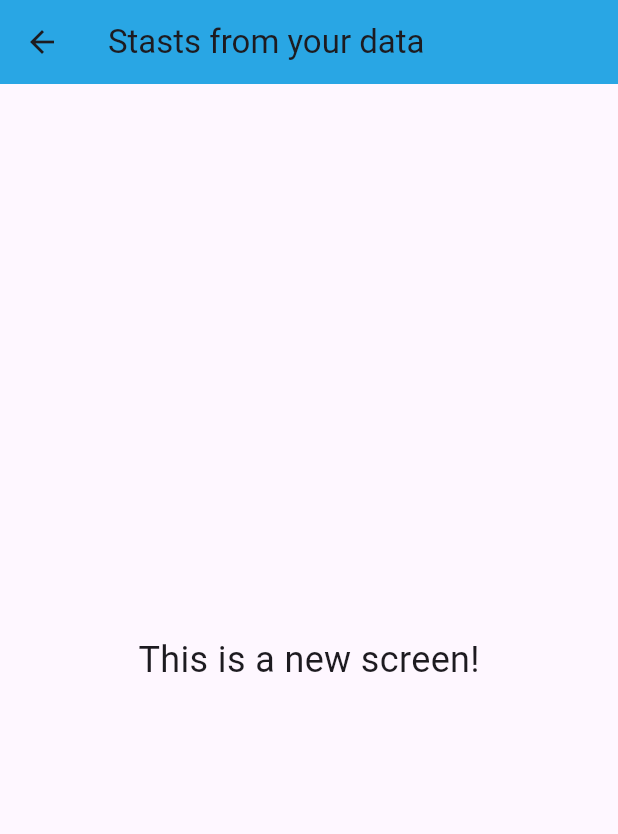
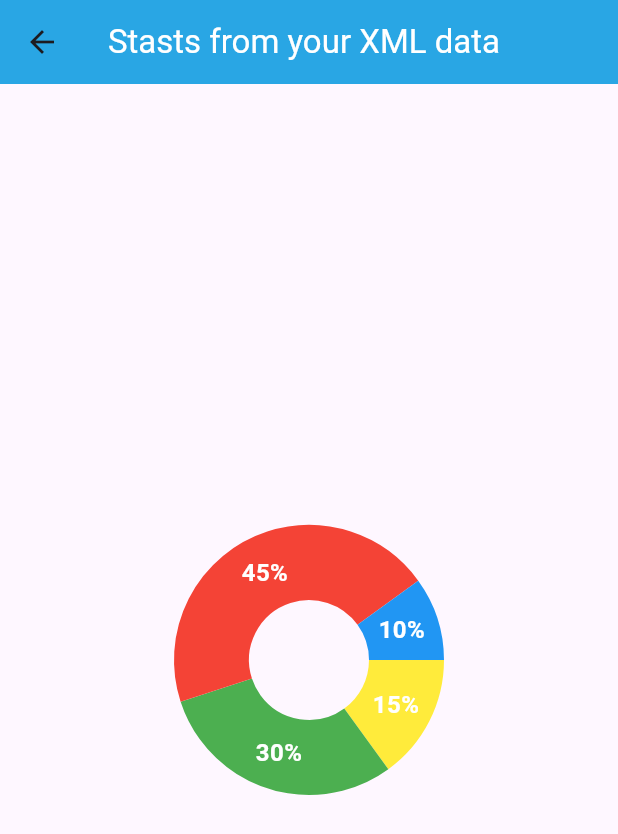
Before and after one commit to Fidlikant/xmlinflutter, a Flutter app: the Stats screen opened directly, on a phone screen of 412 x 824 dp. Shown: the top 834 px of the screen. Run offline on Flutter 3.47's test engine with Material 3 defaults, Android fonts, the phone set to English and light mode, and no system bars; drawn by our look-alikes of fl_chart.

Commit message:
i added fl_chart + tried pie chart with it

```diff
--- a/lib/form.dart
+++ b/lib/form.dart
@@ -19,8 +19,7 @@ class _FormScreenState extends State<FormScreen> {
     return Scaffold(
       appBar: AppBar(
         title: const Text('XML -> Form Data',
-        style: TextStyle(color:  Color.fromARGB(255, 255, 255, 255))
-        ),
+            style: TextStyle(color: Color.fromARGB(255, 255, 255, 255))),
         backgroundColor: const Color.fromARGB(255, 41, 166, 228),
       ),
       body: Padding(
@@ -35,7 +34,8 @@ class _FormScreenState extends State<FormScreen> {
                         children: [
                           TextFormField(
                             initialValue: (person as Person).name,
-                            decoration: const InputDecoration(labelText: 'Name'),
+                            decoration:
+                                const InputDecoration(labelText: 'Name'),
                             onSaved: (value) {
                               // Save the value if needed
                             },
@@ -49,7 +49,8 @@ class _FormScreenState extends State<FormScreen> {
                           ),
                           TextFormField(
                             initialValue: person.email,
-                            decoration: const InputDecoration(labelText: 'Email'),
+                            decoration:
+                                const InputDecoration(labelText: 'Email'),
                             onSaved: (value) {
                               // Save the value if needed
                             },
@@ -63,21 +64,24 @@ class _FormScreenState extends State<FormScreen> {
                         children: [
                           TextFormField(
                             initialValue: (book as Book).title,
-                            decoration: const InputDecoration(labelText: 'Title'),
+                            decoration:
+                                const InputDecoration(labelText: 'Title'),
                             onSaved: (value) {
                               // Save the value if needed
                             },
                           ),
                           TextFormField(
                             initialValue: book.author,
-                            decoration: const InputDecoration(labelText: 'Author'),
+                            decoration:
+                                const InputDecoration(labelText: 'Author'),
                             onSaved: (value) {
                               // Save the value if needed
                             },
                           ),
                           TextFormField(
                             initialValue: book.year,
-                            decoration: const InputDecoration(labelText: 'Year'),
+                            decoration:
+                                const InputDecoration(labelText: 'Year'),
                             onSaved: (value) {
                               // Save the value if needed
                             },
@@ -91,15 +95,16 @@ class _FormScreenState extends State<FormScreen> {
                   onPressed: () {
                     Navigator.push(
                       context,
-                      MaterialPageRoute(builder: (context) => Stats()),
+                      MaterialPageRoute(
+                        builder: (context) => const Stats(),
+                      ),
                     );
                   },
-                  child: const Text('Analyse Data',
-                    style: TextStyle(fontSize: 15,
-                     color: Color.fromARGB(255, 7, 115, 170)
-                     ),
-
-                ),
+                  child: const Text(
+                    'Analyse Data',
+                    style: TextStyle(
+                        fontSize: 15, color: Color.fromARGB(255, 7, 115, 170)),
+                  ),
                 ),
                 const SizedBox(height: 50),
                 Padding(
--- a/lib/stats.dart
+++ b/lib/stats.dart
@@ -1,4 +1,5 @@
 import 'package:flutter/material.dart';
+import 'package:fl_chart/fl_chart.dart';
 
 class Stats extends StatelessWidget {
   const Stats({super.key});
@@ -7,15 +8,80 @@ class Stats extends StatelessWidget {
   Widget build(BuildContext context) {
     return Scaffold(
       appBar: AppBar(
-        title: const Text('Stasts from your data'),
+        title: const Text('Stasts from your XML data',
+        style: TextStyle(color:  Color.fromARGB(255, 255, 255, 255)
+        ),
+        ),
         backgroundColor: const Color.fromARGB(255, 41, 166, 228)
       ),
-      body: const Center(
-        child: Text(
-          'This is a new screen!',
-          style: TextStyle(fontSize: 24),
+      body: Center(
+        child: PieChart(
+          PieChartData(
+            sections: showingSections(),
+            borderData: FlBorderData(show: false),
+            sectionsSpace: 0,
+            centerSpaceRadius: 40,
+          ),
         ),
       ),
     );
   }
 }
+
+
+
+
+
+
+
+
+
+
+List<PieChartSectionData> showingSections() {
+    return [
+      PieChartSectionData(
+        color: Colors.yellow,
+        value: 15,
+        title: '15%',
+        radius: 50,
+        titleStyle: TextStyle(
+          fontSize: 16,
+          fontWeight: FontWeight.bold,
+          color: const Color(0xffffffff),
+        ),
+      ),
+      PieChartSectionData(
+        color: Colors.green,
+        value: 30,
+        title: '30%',
+        radius: 50,
+        titleStyle: TextStyle(
+          fontSize: 16,
+          fontWeight: FontWeight.bold,
+          color: const Color(0xffffffff),
+        ),
+      ),
+      PieChartSectionData(
+        color: Colors.red,
+        value: 45,
+        title: '45%',
+        radius: 50,
+        titleStyle: TextStyle(
+          fontSize: 16,
+          fontWeight: FontWeight.bold,
+          color: const Color(0xffffffff),
+        ),
+      ),
+      PieChartSectionData(
+        color: Colors.blue,
+        value: 10,
+        title: '10%',
+        radius: 50,
+        titleStyle: TextStyle(
+          fontSize: 16,
+          fontWeight: FontWeight.bold,
+          color: const Color(0xffffffff),
+        ),
+      ),
+    ];
+}
--- a/pubspec.yaml
+++ b/pubspec.yaml
@@ -37,6 +37,7 @@ dependencies:
   # Use with the CupertinoIcons class for iOS style icons.
   cupertino_icons: ^1.0.6
   xml: ^6.5.0
+  fl_chart: ^0.68.0
 
 dev_dependencies:
   flutter_test:
```
Also changed, not shown: pubspec.lock.
